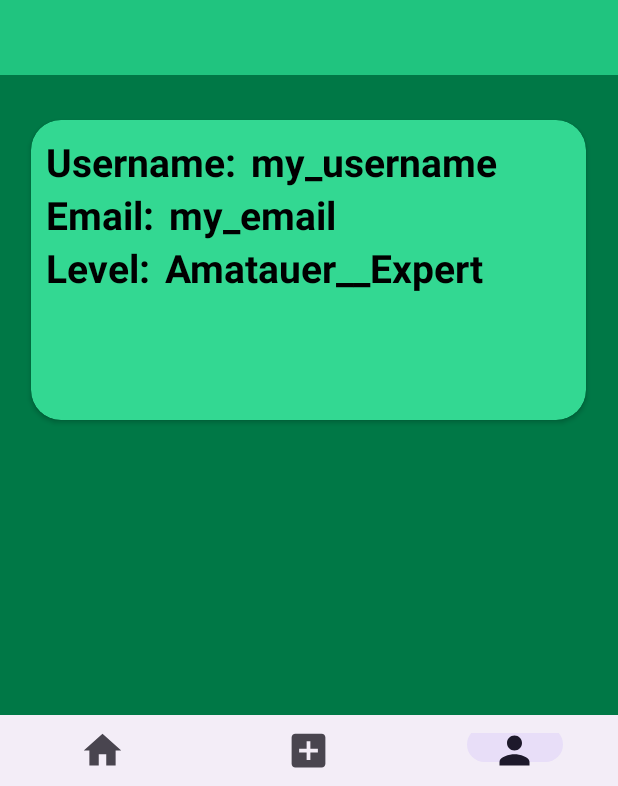
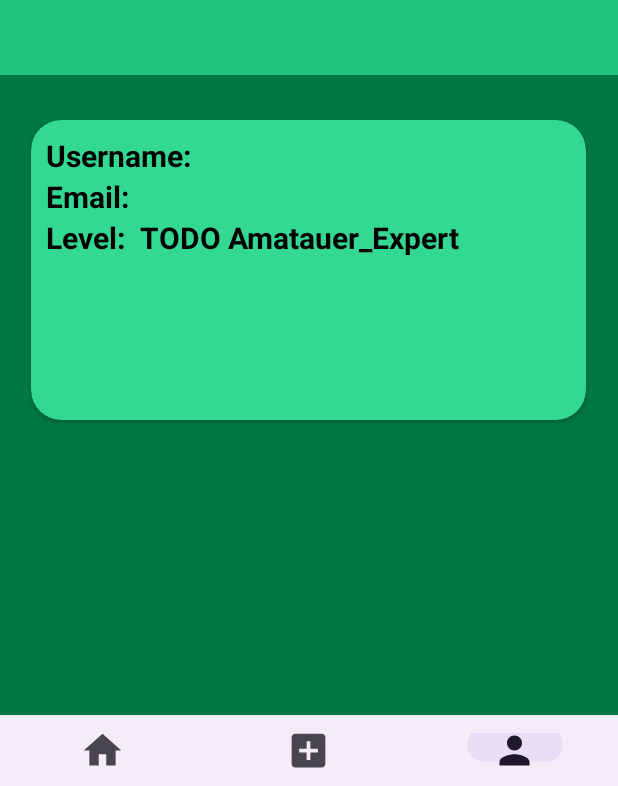
Before and after one commit to ChenDahan13/PlantDetect, an Android app: the HomePageAmateur screen opened directly, with no data from a screen before it, item 3 of the bottom bar chosen, on a phone screen of 412 x 824 dp, the part 450-1236 px from its top. Run offline under Robolectric (Android 15) with nearby library versions, the phone set to English and light mode, and no system bars; our stand-ins replace CircleImageView.

Commit message:
User is now Parcelable my_profile fragments shows correct user information

```diff
--- a/app/src/main/java/com/example/shroomer/FragmentMyProfile.kt
+++ b/app/src/main/java/com/example/shroomer/FragmentMyProfile.kt
@@ -4,6 +4,7 @@ import android.os.Bundle
 import android.view.LayoutInflater
 import android.view.View
 import android.view.ViewGroup
+import android.widget.TextView
 import androidx.fragment.app.Fragment
 
 class FragmentMyProfile : Fragment(){
@@ -16,6 +17,12 @@ class FragmentMyProfile : Fragment(){
 
         val view = inflater.inflate(R.layout.fragment_my_profile,container,false)
 
+        val myUser = arguments?.getParcelable<User>("my_user_parcelable")
+
+        view.findViewById<TextView>(R.id.profile_username).text=myUser?.getUsername()
+        view.findViewById<TextView>(R.id.profile_email).text=myUser?.getEmail()
+        view.findViewById<TextView>(R.id.profile_level).text="TODO Amatauer_Expert"
+
         return view
     }
 
--- a/app/src/main/java/com/example/shroomer/HomePageAmateur.kt
+++ b/app/src/main/java/com/example/shroomer/HomePageAmateur.kt
@@ -10,6 +10,7 @@ import androidx.activity.result.contract.ActivityResultContracts
 import android.graphics.Bitmap
 import android.util.Log
 import android.widget.Button
+import android.widget.Toast
 import androidx.fragment.app.Fragment
 
 class HomePageAmateur : AppCompatActivity() {
@@ -23,18 +24,34 @@ class HomePageAmateur : AppCompatActivity() {
 
         val bottomNavigation = findViewById<BottomNavigationView>(R.id.bottom_navigation)
 
-        replaceFragment(FragmentHomePage())
+        //get Parcelable User
+        val myUser: User? = intent.getParcelableExtra("my_user_parcelable")
+        Toast.makeText(this, "Hello "+myUser?.getUsername(), Toast.LENGTH_SHORT).show()
+
+        val bundle =Bundle()
+        bundle.putParcelable("my_user_parcelable",myUser)
+
+        val fragmentHomePage = FragmentHomePage()
+        val fragmentNewPost = FragmentNewPost()
+        val fragmentMyProfile = FragmentMyProfile()
+
+        fragmentHomePage.arguments = bundle
+        fragmentNewPost.arguments = bundle
+        fragmentMyProfile.arguments = bundle
+
+
+        replaceFragment(fragmentHomePage)
 
         bottomNavigation.setOnItemSelectedListener{ navigationItem ->
             when(navigationItem.itemId){
                 R.id.bottom_home-> {
-                    replaceFragment(FragmentHomePage())
+                    replaceFragment(fragmentHomePage)
                     //Log.i("HOME NAVIGATION", savedInstanceState.toString())
                     true
                 }
                 R.id.bottom_upload->{
                     Log.i("UPLOAD NAVIGATION", savedInstanceState.toString())
-                    replaceFragment(FragmentNewPost())
+                    replaceFragment(fragmentNewPost)
                     /*val postUploadPage = Intent(this, PostUploadPage::class.java) //
                     postUploadPage.putExtra("userid","username test")
                     startActivity(postUploadPage)*/
@@ -44,7 +61,7 @@ class HomePageAmateur : AppCompatActivity() {
                     Log.i("MY PROFILE", savedInstanceState.toString())/*
                     val myProfilePage = Intent(this, MyProfile::class.java) //
                     startActivity(myProfilePage)*/
-                    replaceFragment(FragmentMyProfile())
+                    replaceFragment(fragmentMyProfile)
                     true
                 }
                 else->false
--- a/app/src/main/java/com/example/shroomer/MainActivity.kt
+++ b/app/src/main/java/com/example/shroomer/MainActivity.kt
@@ -49,6 +49,7 @@ class MainActivity : AppCompatActivity() {
                 if (isExist) {
                     Toast.makeText(this, "Login successful", Toast.LENGTH_SHORT).show()
                     val homePageIntent = Intent(this, HomePageAmateur::class.java) //
+                    homePageIntent.putExtra("my_user_parcelable",myUser)
                     startActivity(homePageIntent)
                 } else {
                     Toast.makeText(this, "Invalid username or password", Toast.LENGTH_SHORT).show()
@@ -75,7 +76,7 @@ class MainActivity : AppCompatActivity() {
                             isExist = true
                             myUser = User(username,
                                 amateurUser.child("email").getValue<String>(String::class.java)!!,
-                                "null",
+                                amateurUser.child("password").getValue<String>(String::class.java)!!,
                                 amateurUser.child("user_id").getValue<String>(String::class.java)!!
                             )
                             callback(isExist)
--- a/app/src/main/res/layout/fragment_my_profile.xml
+++ b/app/src/main/res/layout/fragment_my_profile.xml
@@ -48,7 +48,7 @@
                     android:layout_width="wrap_content"
                     android:layout_height="wrap_content"
                     android:text="Username:"
-                    android:textSize="26sp"
+                    android:textSize="20sp"
                     android:textStyle="bold"
                     android:textColor="@color/black"
                     tools:ignore="HardcodedText" />
@@ -59,7 +59,7 @@
                     android:layout_height="wrap_content"
                     android:layout_marginStart="10dp"
                     android:text="@string/my_username"
-                    android:textSize="26sp"
+                    android:textSize="20sp"
                     android:textColor="@color/black"
                     android:textStyle="bold"/>
                 </LinearLayout>
@@ -72,7 +72,7 @@
                         android:layout_width="wrap_content"
                         android:layout_height="wrap_content"
                         android:text="Email:"
-                        android:textSize="26sp"
+                        android:textSize="20sp"
                         android:textStyle="bold"
                         android:textColor="@color/black"
                         tools:ignore="HardcodedText" />
@@ -83,7 +83,7 @@
                         android:layout_height="wrap_content"
                         android:layout_marginStart="10dp"
                         android:text="@string/my_email"
-                        android:textSize="26sp"
+                        android:textSize="20sp"
                         android:textColor="@color/black"
                         android:textStyle="bold"/>
                 </LinearLayout>
@@ -96,7 +96,7 @@
                         android:layout_width="wrap_content"
                         android:layout_height="wrap_content"
                         android:text="Level:"
-                        android:textSize="26sp"
+                        android:textSize="20sp"
                         android:textStyle="bold"
                         android:textColor="@color/black"
                         tools:ignore="HardcodedText" />
@@ -107,7 +107,7 @@
                         android:layout_height="wrap_content"
                         android:layout_marginStart="10dp"
                         android:text="@string/amatauer_expert"
-                        android:textSize="26sp"
+                        android:textSize="20sp"
                         android:textColor="@color/black"
                         android:textStyle="bold"/>
                 </LinearLayout>
```
Also changed, not shown: app/src/main/java/com/example/shroomer/User.kt (+40 -4 lines).
